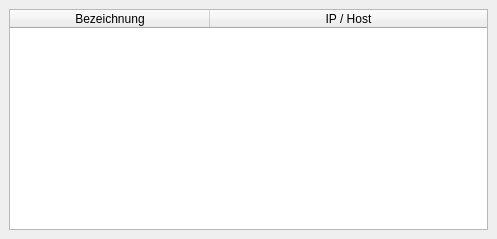
First picture: the form in Client/Desktop/EVSE/servermanager.ui, repository agrippa1994/mobile_evse, before the edit.
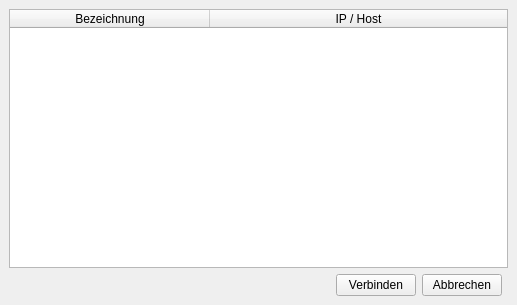
Second picture: the form after the edit.

What changed in the file:
```diff
--- a/Client/Desktop/EVSE/servermanager.ui
+++ b/Client/Desktop/EVSE/servermanager.ui
@@ -9,8 +9,8 @@
    <rect>
     <x>0</x>
     <y>0</y>
-    <width>497</width>
-    <height>239</height>
+    <width>517</width>
+    <height>305</height>
    </rect>
   </property>
   <property name="windowTitle">
@@ -32,7 +32,20 @@
    <property name="spacing">
     <number>6</number>
    </property>
-   <item row="0" column="0" colspan="2">
+   <item row="1" column="0">
+    <spacer name="horizontalSpacer">
+     <property name="orientation">
+      <enum>Qt::Horizontal</enum>
+     </property>
+     <property name="sizeHint" stdset="0">
+      <size>
+       <width>40</width>
+       <height>20</height>
+      </size>
+     </property>
+    </spacer>
+   </item>
+   <item row="0" column="0" colspan="4">
     <widget class="QTableWidget" name="tableWidget">
      <property name="contextMenuPolicy">
       <enum>Qt::CustomContextMenu</enum>
@@ -70,6 +83,32 @@
      </column>
     </widget>
    </item>
+   <item row="1" column="1">
+    <widget class="QPushButton" name="connectButton">
+     <property name="enabled">
+      <bool>true</bool>
+     </property>
+     <property name="text">
+      <string>Verbinden</string>
+     </property>
+     <property name="autoDefault">
+      <bool>false</bool>
+     </property>
+     <property name="default">
+      <bool>false</bool>
+     </property>
+     <property name="flat">
+      <bool>false</bool>
+     </property>
+    </widget>
+   </item>
+   <item row="1" column="2">
+    <widget class="QPushButton" name="pushButton">
+     <property name="text">
+      <string>Abbrechen</string>
+     </property>
+    </widget>
+   </item>
   </layout>
  </widget>
  <resources/>
```
Left out of the diff: 19 changed lines with no effect on the pictures.
